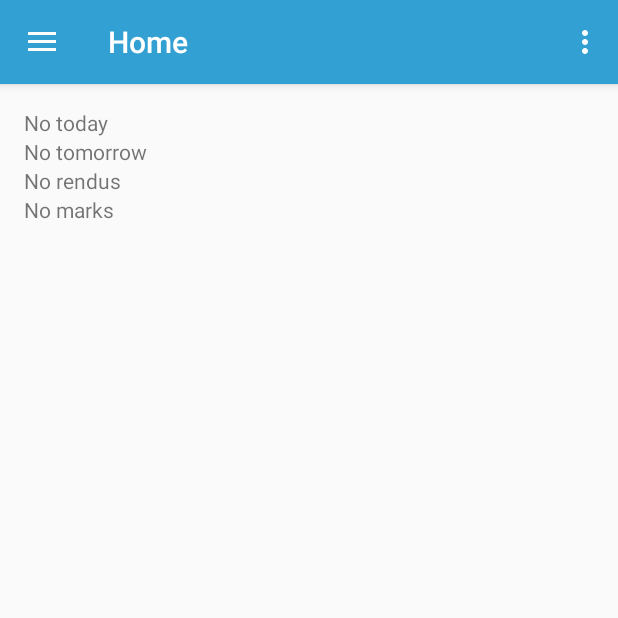
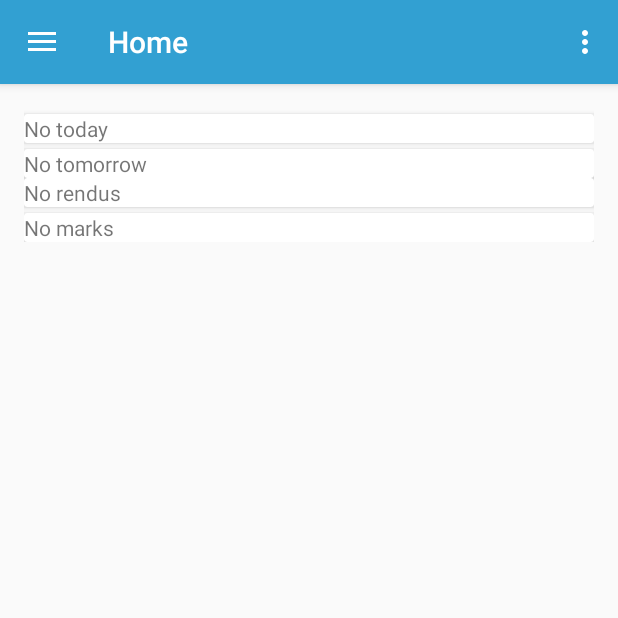
Before and after one commit to GaldanM/EpiAndroid, an Android app: the HomeActivity screen opened directly, with no data from a screen before it, on a phone screen of 412 x 824 dp, the top half of it. Run offline under Robolectric (Android 15) with nearby library versions, the phone set to English and light mode, and no system bars; libraries missing offline, so code that uses them is left out: com.loopj.android, cz.msebera.android; 4 statements that could not run were skipped.

Commit message:
added list in cardview

```diff
--- a/app/src/main/res/layout/content_home.xml
+++ b/app/src/main/res/layout/content_home.xml
@@ -14,11 +14,15 @@
               tools:context="theleatherguy.epiandroid.HomeActivity"
               tools:showIn="@layout/app_bar_home">
 
-	<ListView
+	<android.support.v7.widget.CardView
 		android:layout_width="match_parent"
-		android:layout_weight="1"
-		android:layout_height="0dp"
-		android:id="@+id/listToday"/>
+		android:layout_height="wrap_content"
+		android:layout_marginTop="4dp">
+
+		<LinearLayout
+			android:orientation="vertical"
+			android:layout_width="match_parent"
+			android:layout_height="match_parent">
 
 			<TextView
 				android:id="@+id/emptyToday"
@@ -26,13 +30,23 @@
 				android:layout_height="match_parent"
 				android:visibility="gone"
 				android:text="No today"/>
-
 			<ListView
 				android:layout_width="match_parent"
 				android:layout_weight="1"
 				android:layout_height="0dp"
-		android:id="@+id/listTomorrow"/>
+				android:id="@+id/listToday"/>
+		</LinearLayout>
+	</android.support.v7.widget.CardView>
 
+
+	<android.support.v7.widget.CardView
+		android:layout_width="match_parent"
+		android:layout_height="wrap_content"
+		android:layout_marginTop="4dp">
+		<LinearLayout
+			android:orientation="vertical"
+			android:layout_width="match_parent"
+			android:layout_height="match_parent">
 			<TextView
 				android:id="@+id/emptyTomorrow"
 				android:layout_width="match_parent"
@@ -44,8 +58,17 @@
 				android:layout_width="match_parent"
 				android:layout_weight="1"
 				android:layout_height="0dp"
-		android:id="@+id/listRendus"/>
+				android:id="@+id/listTomorrow"/>
+		</LinearLayout>
+	</android.support.v7.widget.CardView>
 
+	<android.support.v7.widget.CardView
+		android:layout_width="match_parent"
+		android:layout_height="wrap_content">
+		<LinearLayout
+			android:orientation="vertical"
+			android:layout_width="match_parent"
+			android:layout_height="match_parent">
 			<TextView
 				android:id="@+id/emptyRendus"
 				android:layout_width="match_parent"
@@ -57,8 +80,18 @@
 				android:layout_width="match_parent"
 				android:layout_weight="1"
 				android:layout_height="0dp"
-		android:id="@+id/listMarks"/>
+				android:id="@+id/listRendus"/>
+		</LinearLayout>
+	</android.support.v7.widget.CardView>
 
+	<android.support.v7.widget.CardView
+		android:layout_width="match_parent"
+		android:layout_height="wrap_content"
+		android:layout_marginTop="4dp">
+		<LinearLayout
+			android:orientation="vertical"
+			android:layout_width="match_parent"
+			android:layout_height="match_parent">
 			<TextView
 				android:id="@+id/emptyMarks"
 				android:layout_width="match_parent"
@@ -66,4 +99,11 @@
 				android:visibility="gone"
 				android:text="No marks"/>
 
+			<ListView
+				android:layout_width="match_parent"
+				android:layout_weight="1"
+				android:layout_height="0dp"
+				android:id="@+id/listMarks"/>
 		</LinearLayout>
+	</android.support.v7.widget.CardView>
+</LinearLayout>
```
Lines whose indentation alone changed are shown as unchanged.
